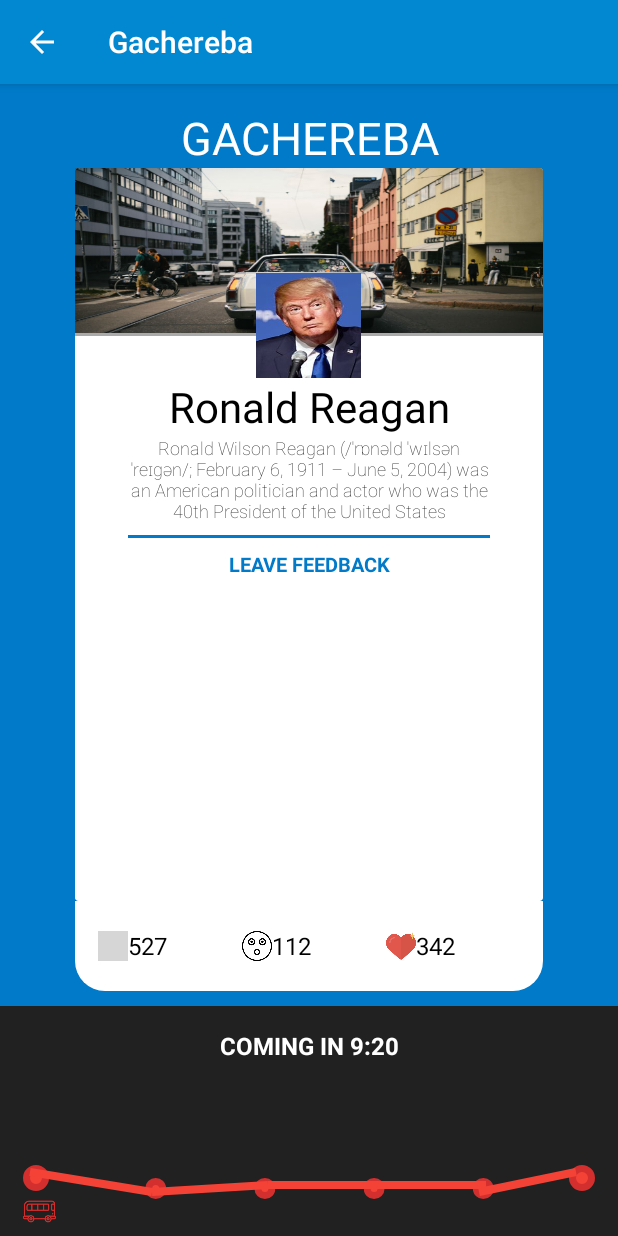
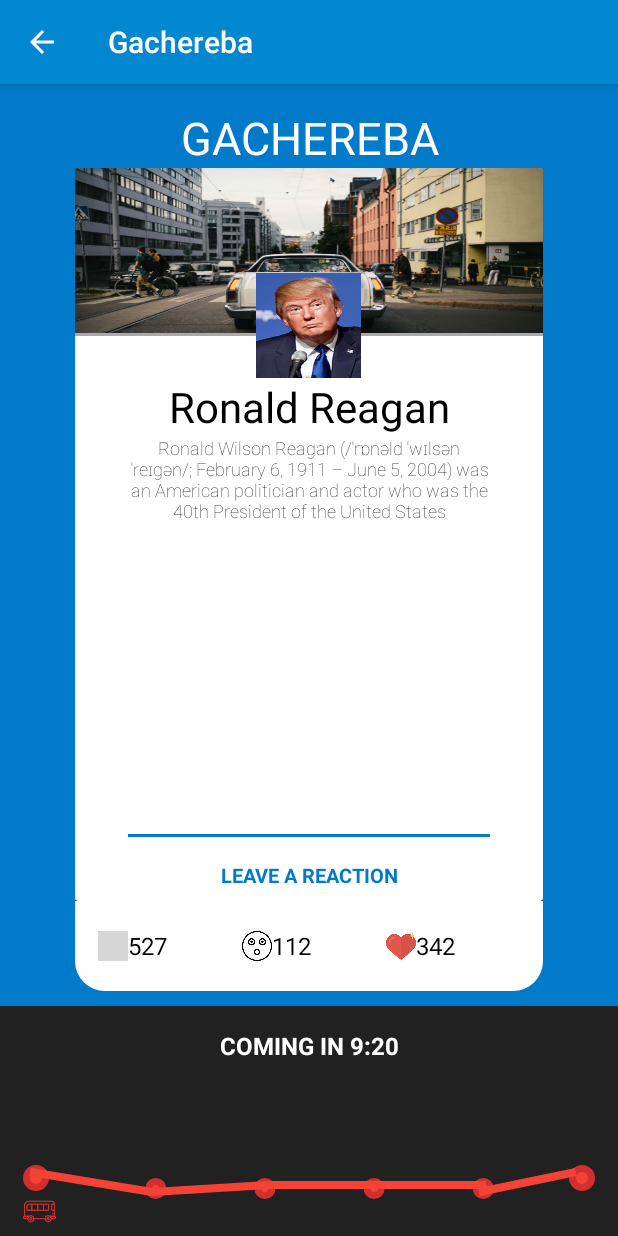
Before and after one commit to ashalva/hackjunction2016, an Android app: the screen it shows after launch (StoryActivity), after a tap on "122A", on a phone screen of 412 x 824 dp. Run offline under Robolectric (Android 15) with nearby library versions, the phone set to English and light mode, and no system bars; our stand-ins replace CircleImageView; grey boxes are pictures that could not be loaded.

Commit message:
minor changes

```diff
--- a/BusJunctionChallenge/app/src/main/res/layout/activity_story_display.xml
+++ b/BusJunctionChallenge/app/src/main/res/layout/activity_story_display.xml
@@ -63,28 +63,31 @@
                 android:text="DescriptionDescriptionDescriptionDescriptionDescriptionDescription"
                 android:textAlignment="center"
                 />
+            <TextView
+                android:layout_width="match_parent"
+                android:layout_height="wrap_content"
+                android:text = "LEAVE A REACTION"
+                android:layout_marginTop="8dp"
+                android:textStyle="bold"
+                android:id = "@+id/feedback"
+                android:textSize="13dp"
+                android:textColor="@color/hsl_blue"
+                android:gravity="center_horizontal"
+                android:layout_marginBottom="8dp"
+                android:layout_alignParentBottom="true"
+                android:fontFamily="font_family_light"/>
+
             <View
                 android:layout_width="match_parent"
                 android:layout_height="2dp"
                 android:id = "@+id/separator"
                 android:layout_marginTop="8dp"
+                android:layout_marginBottom="8dp"
                 android:layout_marginRight="35dp"
                 android:layout_marginLeft="35dp"
                 android:background="@color/hsl_blue"
-                android:layout_below="@+id/description"
+                android:layout_above="@id/feedback"
                 />
-            <TextView
-                android:layout_width="match_parent"
-                android:layout_height="wrap_content"
-                android:text = "LEAVE FEEDBACK"
-                android:layout_marginTop="8dp"
-                android:layout_below="@+id/separator"
-                android:textStyle="bold"
-                android:textSize="13dp"
-                android:textColor="@color/hsl_blue"
-                android:gravity="center"
-                android:fontFamily="font_family_light"/>
-
         </RelativeLayout>
 
     </android.support.v7.widget.CardView>
```
